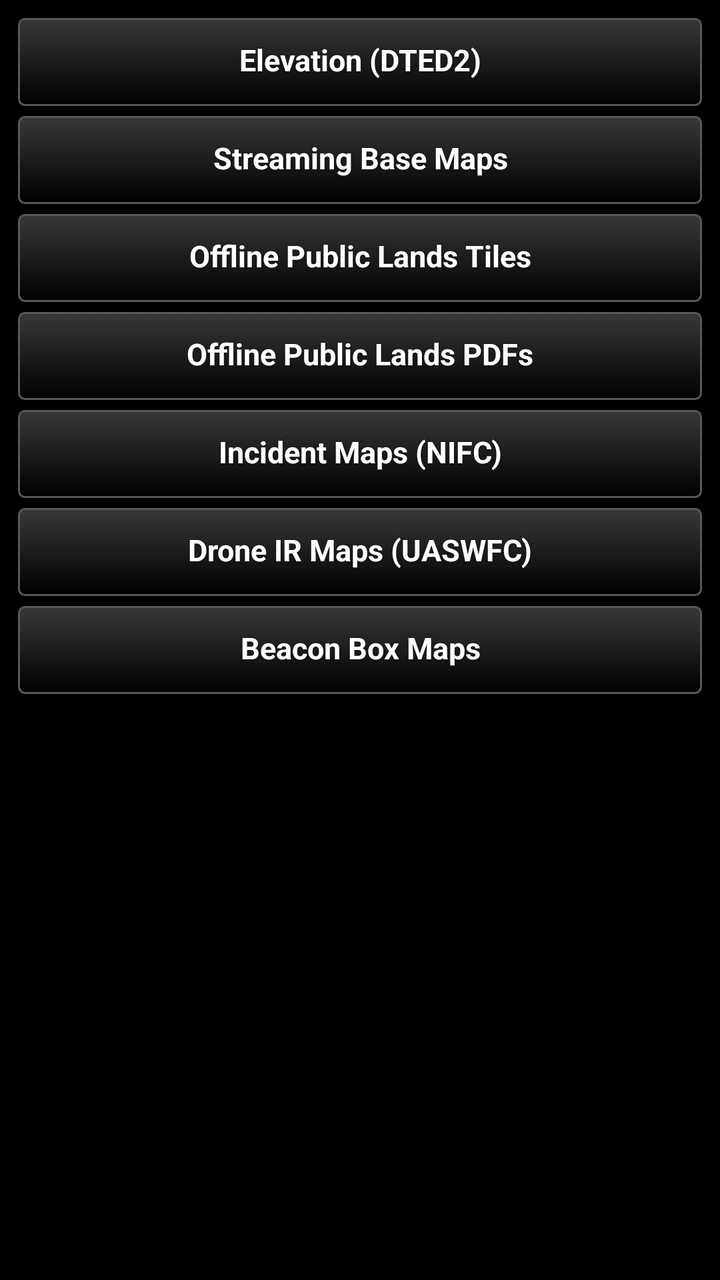
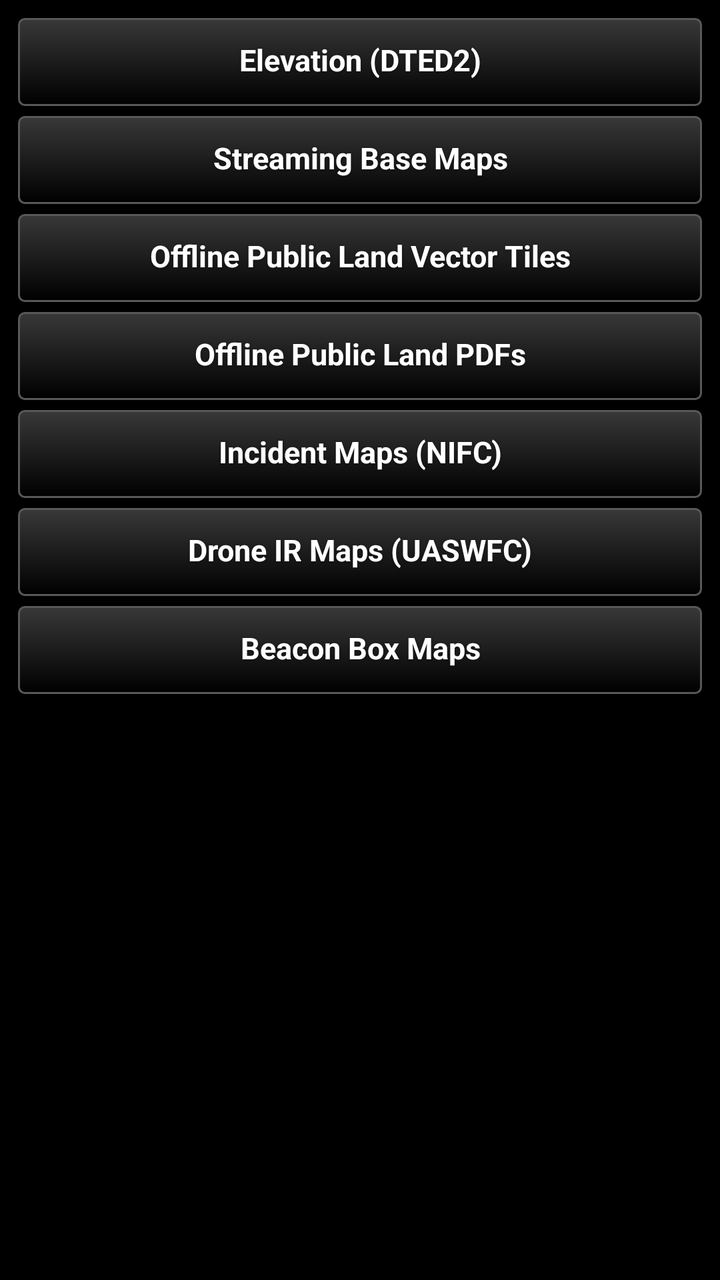

Compare the two renders of this Android layout. The source of the first and the diff that turns it into the second are given below.
<!-- AndroidManifest.xml: application theme AppTheme -->
<!-- res/layout/main_layout.xml -->
<?xml version="1.0" encoding="utf-8"?>
<LinearLayout xmlns:android="http://schemas.android.com/apk/res/android"
    android:layout_width="match_parent"
    android:layout_height="match_parent"
    android:orientation="vertical"
    android:padding="8dp">

    
    <ScrollView
        android:id="@+id/home_view"
        android:layout_width="match_parent"
        android:layout_height="match_parent"
        android:fillViewport="true">

    <LinearLayout
        android:layout_width="match_parent"
        android:layout_height="wrap_content"
        android:orientation="vertical">

        <Button
            style="@style/TakwerxButton"
            android:id="@+id/btn_dted"
            android:layout_width="match_parent"
            android:layout_height="wrap_content"
            android:layout_marginBottom="3dp"
            android:minHeight="46dp"
            android:text="@string/elevation_heading" />

        <Button
            style="@style/TakwerxButton"
            android:id="@+id/btn_maps"
            android:layout_width="match_parent"
            android:layout_height="wrap_content"
            android:layout_marginBottom="3dp"
            android:minHeight="46dp"
            android:text="@string/maps_heading" />

        <Button
            style="@style/TakwerxButton"
            android:id="@+id/btn_forests"
            android:layout_width="match_parent"
            android:layout_height="wrap_content"
            android:layout_marginBottom="3dp"
            android:minHeight="46dp"
            android:text="@string/forests_heading" />

        <Button
            style="@style/TakwerxButton"
            android:id="@+id/btn_recmaps"
            android:layout_width="match_parent"
            android:layout_height="wrap_content"
            android:layout_marginBottom="3dp"
            android:minHeight="46dp"
            android:text="@string/recmaps_heading" />

        <Button
            style="@style/TakwerxButton"
            android:id="@+id/btn_nifc"
            android:layout_width="match_parent"
            android:layout_height="wrap_content"
            android:layout_marginBottom="3dp"
            android:minHeight="46dp"
            android:text="@string/nifc_heading" />

        <Button
            style="@style/TakwerxButton"
            android:id="@+id/btn_uaswfc"
            android:layout_width="match_parent"
            android:layout_height="wrap_content"
            android:layout_marginBottom="3dp"
            android:minHeight="46dp"
            android:text="@string/uaswfc_heading" />

        <Button
            style="@style/TakwerxButton"
            android:id="@+id/btn_beacon"
            android:layout_width="match_parent"
            android:layout_height="wrap_content"
            android:minHeight="46dp"
            android:text="@string/beacon_heading" />

        <TextView
            android:id="@+id/home_note"
            android:layout_width="match_parent"
            android:layout_height="wrap_content"
            android:paddingTop="10dp"
            android:textSize="12sp" />
    </LinearLayout>
    </ScrollView>

    
    <LinearLayout
        android:id="@+id/forest_view"
        android:layout_width="match_parent"
        android:layout_height="match_parent"
        android:orientation="vertical"
        android:visibility="gone">

        <LinearLayout
            android:layout_width="match_parent"
            android:layout_height="wrap_content"
            android:gravity="center_vertical"
            android:orientation="horizontal">

            <Button
                style="@style/TakwerxButton"
                android:id="@+id/btn_back_forests"
                android:layout_width="wrap_content"
                android:layout_height="wrap_content"
                android:text="@string/back" />

            
            <Button
                style="@style/TakwerxButton"
                android:id="@+id/package_filter"
                android:layout_width="wrap_content"
                android:layout_height="wrap_content"
                android:layout_marginStart="8dp"
                android:minWidth="0dp"
                android:paddingStart="10dp"
                android:paddingEnd="10dp" />

            <EditText
                android:id="@+id/forest_search"
                android:layout_width="0dp"
                android:layout_height="wrap_content"
                android:layout_marginStart="8dp"
                android:layout_weight="1"
                android:hint="@string/search_forests"
                android:imeOptions="actionSearch|flagNoExtractUi"
                android:inputType="text"
                android:maxLines="1"
                android:singleLine="true" />
        </LinearLayout>

        
        <LinearLayout
            android:id="@+id/series_row"
            android:layout_width="match_parent"
            android:layout_height="wrap_content"
            android:layout_marginTop="4dp"
            android:gravity="center_vertical"
            android:orientation="horizontal"
            android:visibility="gone">

            <Button
                style="@style/TakwerxButton"
                android:id="@+id/sheet_series"
                android:layout_width="0dp"
                android:layout_height="wrap_content"
                android:layout_weight="1"
                android:minWidth="0dp"
                android:paddingStart="10dp"
                android:paddingEnd="10dp" />

            <Button
                style="@style/TakwerxButton"
                android:id="@+id/near_anchor"
                android:layout_width="wrap_content"
                android:layout_height="wrap_content"
                android:layout_marginStart="8dp"
                android:minWidth="0dp"
                android:paddingStart="10dp"
                android:paddingEnd="10dp"
                android:visibility="gone" />
        </LinearLayout>

        
        <Button
            style="@style/TakwerxButton"
            android:id="@+id/cancel_bar"
            android:layout_width="match_parent"
            android:layout_height="wrap_content"
            android:layout_marginTop="4dp"
            android:minHeight="56dp"
            android:text="@string/cancel_download"
            android:visibility="gone" />

        
        <LinearLayout
            android:layout_width="match_parent"
            android:layout_height="wrap_content"
            android:gravity="center_vertical"
            android:orientation="horizontal">

            <Button
                style="@style/TakwerxButton"
                android:id="@+id/forest_outlines"
                android:layout_width="wrap_content"
                android:layout_height="wrap_content"
                android:minWidth="0dp"
                android:paddingStart="10dp"
                android:paddingEnd="10dp" />

            <TextView
                android:id="@+id/forest_status"
                android:layout_width="0dp"
                android:layout_height="wrap_content"
                android:layout_marginStart="8dp"
                android:layout_weight="1"
                android:minLines="2"
                android:maxLines="3"
                android:ellipsize="end"
                android:paddingBottom="4dp"
                android:paddingTop="4dp"
                android:textSize="13sp" />
        </LinearLayout>

        <ListView
            android:id="@+id/forest_list"
            android:layout_width="match_parent"
            android:layout_height="0dp"
            android:layout_weight="1" />
    </LinearLayout>

    
    <LinearLayout
        android:id="@+id/basemap_view"
        android:layout_width="match_parent"
        android:layout_height="match_parent"
        android:orientation="vertical"
        android:visibility="gone">

        <LinearLayout
            android:layout_width="match_parent"
            android:layout_height="wrap_content"
            android:gravity="center_vertical"
            android:orientation="horizontal">

            <Button
                style="@style/TakwerxButton"
                android:id="@+id/btn_back_maps"
                android:layout_width="wrap_content"
                android:layout_height="wrap_content"
                android:text="@string/back" />

            <Button
                style="@style/TakwerxButton"
                android:id="@+id/basemap_filter"
                android:layout_width="wrap_content"
                android:layout_height="wrap_content"
                android:layout_marginStart="8dp"
                android:minWidth="0dp"
                android:paddingStart="10dp"
                android:paddingEnd="10dp" />

            <Button
                style="@style/TakwerxButton"
                android:id="@+id/category_button"
                android:layout_width="0dp"
                android:layout_height="wrap_content"
                android:layout_marginStart="8dp"
                android:layout_weight="1" />
        </LinearLayout>

        <TextView
            android:id="@+id/basemap_status"
            android:layout_width="match_parent"
            android:layout_height="wrap_content"
            android:minLines="2"
            android:maxLines="2"
            android:ellipsize="end"
            android:paddingBottom="4dp"
            android:paddingTop="4dp"
            android:textSize="13sp" />

        <ListView
            android:id="@+id/basemap_list"
            android:layout_width="match_parent"
            android:layout_height="0dp"
            android:layout_weight="1"
            android:divider="#33FFFFFF"
            android:dividerHeight="1dp" />
    </LinearLayout>

    
    <LinearLayout
        android:id="@+id/dted_view"
        android:layout_width="match_parent"
        android:layout_height="match_parent"
        android:orientation="vertical"
        android:visibility="gone">

        <LinearLayout
            android:layout_width="match_parent"
            android:layout_height="wrap_content"
            android:gravity="center_vertical"
            android:orientation="horizontal">

            <Button
                style="@style/TakwerxButton"
                android:id="@+id/btn_back"
                android:layout_width="wrap_content"
                android:layout_height="wrap_content"
                android:text="@string/back" />

            
            <Button
                style="@style/TakwerxButton"
                android:id="@+id/region_filter"
                android:layout_width="wrap_content"
                android:layout_height="wrap_content"
                android:layout_marginStart="8dp"
                android:minWidth="0dp"
                android:paddingStart="10dp"
                android:paddingEnd="10dp" />

            <Button
                style="@style/TakwerxButton"
                android:id="@+id/country_button"
                android:layout_width="0dp"
                android:layout_height="wrap_content"
                android:layout_marginStart="8dp"
                android:layout_weight="1" />
        </LinearLayout>

        <Button
            style="@style/TakwerxButton"
            android:id="@+id/cancel_bar_dted"
            android:layout_width="match_parent"
            android:layout_height="wrap_content"
            android:layout_marginTop="4dp"
            android:minHeight="56dp"
            android:text="@string/cancel_download"
            android:visibility="gone" />

        <TextView
            android:id="@+id/depot_status"
            android:layout_width="match_parent"
            android:layout_height="wrap_content"
            android:minLines="2"
            android:maxLines="2"
            android:ellipsize="end"
            android:paddingBottom="4dp"
            android:paddingTop="4dp"
            android:text="@string/loading_catalog"
            android:textSize="13sp" />

        <ListView
            android:id="@+id/region_list"
            android:layout_width="match_parent"
            android:layout_height="0dp"
            android:layout_weight="1"
            android:divider="#33FFFFFF"
            android:dividerHeight="1dp" />
    </LinearLayout>


    
    <LinearLayout
        android:id="@+id/nifc_view"
        android:layout_width="match_parent"
        android:layout_height="match_parent"
        android:orientation="vertical"
        android:visibility="gone">

        <LinearLayout
            android:layout_width="match_parent"
            android:layout_height="wrap_content"
            android:orientation="horizontal">

            <Button
                style="@style/TakwerxButton"
                android:id="@+id/btn_back_nifc"
                android:layout_width="wrap_content"
                android:layout_height="wrap_content"
                android:text="@string/back" />

            
            <Button
                style="@style/TakwerxButton"
                android:id="@+id/nifc_filter"
                android:layout_width="wrap_content"
                android:layout_height="wrap_content"
                android:layout_marginStart="8dp"
                android:text="@string/filter_all" />

            
            <Button
                style="@style/TakwerxButton"
                android:id="@+id/nifc_gacc"
                android:layout_width="0dp"
                android:layout_height="wrap_content"
                android:layout_marginStart="8dp"
                android:layout_weight="1" />
        </LinearLayout>

        
        <LinearLayout
            android:layout_width="match_parent"
            android:layout_height="wrap_content"
            android:layout_marginTop="4dp"
            android:gravity="center_vertical"
            android:orientation="horizontal">

            <Button
                style="@style/TakwerxButton"
                android:id="@+id/nifc_outlines"
                android:layout_width="wrap_content"
                android:layout_height="wrap_content"
                android:minWidth="0dp"
                android:paddingStart="10dp"
                android:paddingEnd="10dp" />

            <TextView
                android:id="@+id/nifc_status"
                android:layout_width="0dp"
                android:layout_height="wrap_content"
                android:layout_marginStart="8dp"
                android:layout_weight="1"
                android:textSize="12sp" />
        </LinearLayout>

        <Button
            style="@style/TakwerxButton"
            android:id="@+id/cancel_bar_nifc"
            android:layout_width="match_parent"
            android:layout_height="wrap_content"
            android:layout_marginTop="4dp"
            android:minHeight="56dp"
            android:text="@string/cancel_download"
            android:visibility="gone" />

        <ListView
            android:id="@+id/nifc_list"
            android:layout_width="match_parent"
            android:layout_height="0dp"
            android:layout_marginTop="4dp"
            android:layout_weight="1" />
    </LinearLayout>

</LinearLayout>
<!-- resources referenced by this layout -->
<resources>
  <string name="back">‹ Back</string>
  <string name="beacon_heading">Beacon Box Maps</string>
  <string name="cancel_download">Cancel download</string>
  <string name="elevation_heading">Elevation (DTED2)</string>
  <string name="filter_all">All</string>
  <string name="forests_heading">Offline Public Lands Tiles</string>
  <string name="loading_catalog">Loading catalog…</string>
  <string name="maps_heading">Streaming Base Maps</string>
  <string name="nifc_heading">Incident Maps (NIFC)</string>
  <string name="recmaps_heading">Offline Public Lands PDFs</string>
  <string name="search_forests">Search</string>
  <string name="uaswfc_heading">Drone IR Maps (UASWFC)</string>
  <style name="TakwerxButton" parent="@style/darkButton">
          <item name="android:paddingLeft">12dp</item>
          <item name="android:paddingRight">12dp</item>
          <item name="android:paddingTop">6dp</item>
          <item name="android:paddingBottom">8dp</item>
          <item name="android:minHeight">44dp</item>
          <item name="android:minWidth">0dp</item>
          <item name="android:textSize">15sp</item>
          <item name="android:singleLine">true</item>
          <item name="android:ellipsize">end</item>
      </style>
  <style name="AppTheme" parent="@android:style/Theme.Holo">
          <item name="android:buttonStyle">@android:style/Widget.Button</item>
          <item name="android:imageButtonStyle">@android:style/Widget.Button</item>
          <item name="android:buttonStyleToggle">@android:style/Widget.Button</item>
          <item name="android:spinnerStyle">@style/ATAKSpinner</item>
          <item name="android:spinnerItemStyle">@style/ATAKSpinnerItem</item>
          <item name="android:editTextStyle">@style/ATAKEditText</item>
      </style>
  <style name="darkButton" parent="@android:style/Widget.Button">
          <item name="android:background">@drawable/btn_gray</item>
          <item name="android:shadowColor">@color/darker_gray</item>
          <item name="android:shadowDy">1</item>
          <item name="android:shadowRadius">2</item>
          <item name="android:textColor">@color/white</item>
          <item name="android:textStyle">bold</item>
          <item name="android:paddingTop">0dp</item>
          <item name="android:paddingBottom">3dp</item>
          <item name="android:textSize">@dimen/fontSize</item>
      </style>
  <style name="ATAKSpinner" parent="@android:style/Widget.Spinner">
          <item name="android:spinnerMode">dialog</item>
      </style>
  <style name="ATAKSpinnerItem">
          <item name="android:textColor">@android:color/white</item>
          <item name="android:dropDownVerticalOffset">0dip</item>
          <item name="android:dropDownHorizontalOffset">0dip</item>
          <item name="android:dropDownWidth">wrap_content</item>
          <item name="android:gravity">left|center_vertical</item>
      </style>
  <style name="ATAKEditText" parent="@android:style/Widget.EditText">
          
          
  
          
          <item name="android:imeOptions">flagNoFullscreen</item>
      </style>
  <color name="darker_gray">#121212</color>
  <color name="white">#ffffff</color>
  <dimen name="fontSize">14sp</dimen>
  <!-- drawable new_dark_button_disabled (drawable) -->
  <?xml version="1.0" encoding="utf-8"?>
  <layer-list xmlns:android="http://schemas.android.com/apk/res/android">
      <item android:bottom="1dp" android:right="1dp" android:left="1dp" android:top="1dp">
          <shape android:shape="rectangle">
              <corners android:radius="3dp" />
              <stroke
                  android:width="1dp"
                  android:color="#484848" />
              <solid android:color="#484848" />
          </shape>
      </item>
  </layer-list>
  <!-- unchanged entries left out for length: 3 -->
</resources>

<!-- the commit's change to res/layout/main_layout.xml (unified diff, before → after) -->
@@ -148,17 +148,18 @@
                 android:id="@+id/sheet_series"
                 android:layout_width="0dp"
                 android:layout_height="wrap_content"
+                android:layout_marginEnd="8dp"
                 android:layout_weight="1"
                 android:minWidth="0dp"
                 android:paddingStart="10dp"
                 android:paddingEnd="10dp" />
 
+            
             <Button
                 style="@style/TakwerxButton"
                 android:id="@+id/near_anchor"
                 android:layout_width="wrap_content"
                 android:layout_height="wrap_content"
-                android:layout_marginStart="8dp"
                 android:minWidth="0dp"
                 android:paddingStart="10dp"
                 android:paddingEnd="10dp"
<!-- resource entries referenced after the edit -->
@@ -5,11 +5,11 @@
   <string name="cancel_download">Cancel download</string>
   <string name="elevation_heading">Elevation (DTED2)</string>
   <string name="filter_all">All</string>
-  <string name="forests_heading">Offline Public Lands Tiles</string>
+  <string name="forests_heading">Offline Public Land Vector Tiles</string>
   <string name="loading_catalog">Loading catalog…</string>
   <string name="maps_heading">Streaming Base Maps</string>
   <string name="nifc_heading">Incident Maps (NIFC)</string>
-  <string name="recmaps_heading">Offline Public Lands PDFs</string>
+  <string name="recmaps_heading">Offline Public Land PDFs</string>
   <string name="search_forests">Search</string>
   <string name="uaswfc_heading">Drone IR Maps (UASWFC)</string>
   <style name="TakwerxButton" parent="@style/darkButton">
